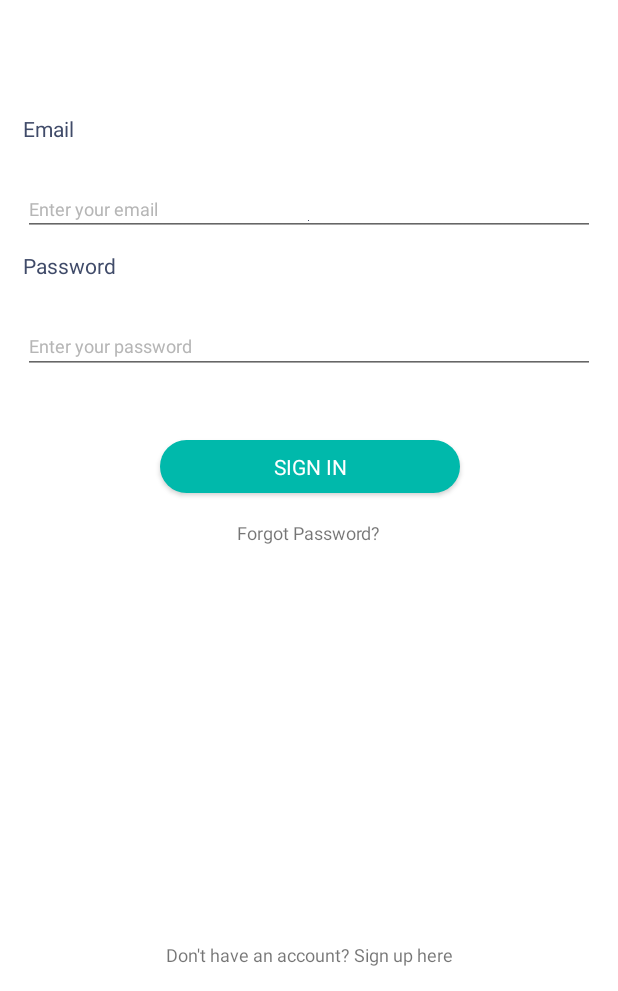
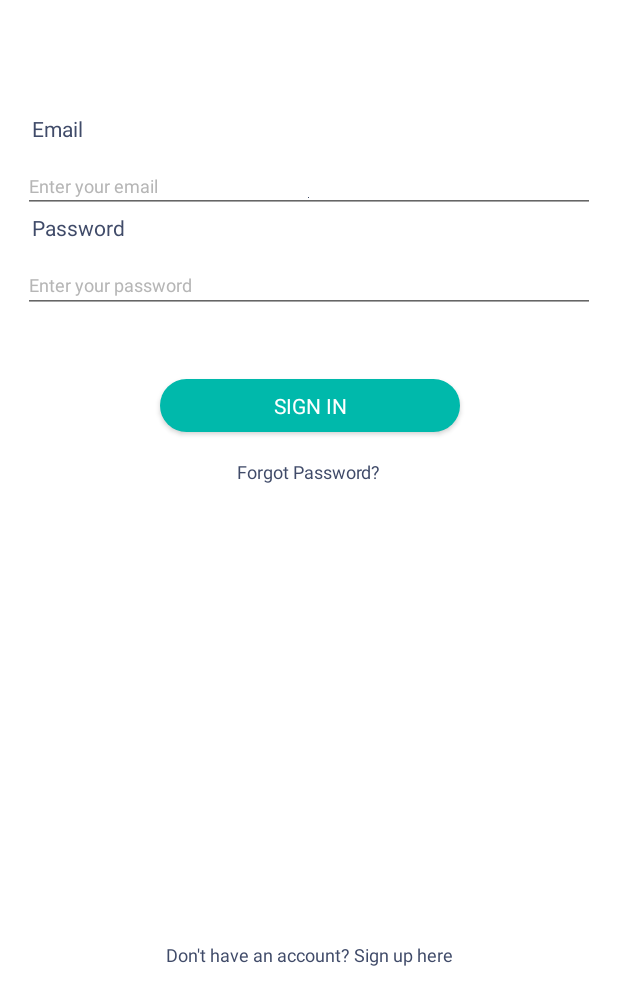
Before and after one commit to Gowdham88/Parking_Android, an Android app: the screen it shows after launch (SignInActivity), on a phone screen of 412 x 824 dp, the part 245-1236 px from its top. Run offline under Robolectric (Android 15) with nearby library versions, the phone set to English and light mode, and no system bars; our stand-ins replace Dagger/Hilt's generated code, Firebase (no records; nobody signed in at launch, a user with empty details on screens opened directly).

Commit message:
dont merge

```diff
--- a/app/src/main/java/com/pyrky_android/activity/SignInActivity.java
+++ b/app/src/main/java/com/pyrky_android/activity/SignInActivity.java
@@ -13,6 +13,7 @@ import android.util.Log;
 import android.view.View;
 import android.view.inputmethod.InputMethodManager;
 import android.widget.Button;
+import android.widget.EditText;
 import android.widget.RelativeLayout;
 import android.widget.TextView;
 import android.widget.Toast;
@@ -34,7 +35,7 @@ import com.pyrky_android.utils.Utils;
 
 public class SignInActivity extends AppCompatActivity {
     Context mContext = this;
-    TextInputEditText mEmail,mPassword;
+    EditText mEmail,mPassword;
     private FirebaseAuth mAuth;
     ProgressDialog progressDialog;
     RelativeLayout parentsigninlay;
--- a/app/src/main/res/layout/activity_sign_in.xml
+++ b/app/src/main/res/layout/activity_sign_in.xml
@@ -18,7 +18,8 @@
         android:layout_marginStart="15dp"
         android:layout_marginEnd="15dp"
         android:descendantFocusability="beforeDescendants"
-        android:focusableInTouchMode="true">
+        android:focusableInTouchMode="true"
+        android:id="@+id/linearLayout">
         <ImageView
             android:id="@+id/sigin_logo"
             android:layout_width="68dp"
@@ -34,8 +35,8 @@
             style="@style/NunitoBlackLight"
             android:layout_width="wrap_content"
             android:layout_height="wrap_content"
-            android:layout_marginBottom="25dp"
             android:layout_marginTop="76dp"
+            android:layout_marginLeft="6dp"
             android:text="@string/email"
             android:textColor="@color/booking_txtclr" />
        <!-- <android.support.design.widget.TextInputLayout
@@ -46,14 +47,14 @@
             android:layout_marginLeft="25dp"
             >-->
 
-            <android.support.design.widget.TextInputEditText
+            <EditText
+                android:layout_marginTop="10dp"
                 style="@style/NunitoBlackLight"
                 android:id="@+id/et_email"
                 android:layout_width="match_parent"
                 android:layout_height="wrap_content"
                 android:hint="@string/enter_your_email"
                 android:textColorHint="@color/email_txtclr"
-                android:ems="10"
                 android:drawableBottom="@color/booking_txtclr"
                 android:textSize="12sp"
                 android:nextFocusDown="@id/et_password"
@@ -64,21 +65,23 @@
         <!--</android.support.design.widget.TextInputLayout>-->
 
         <TextView
+            android:layout_marginLeft="6dp"
+            android:id="@+id/tx_password"
             style="@style/NunitoBlackLight"
-            android:id="@+id/tx_password"
             android:layout_width="wrap_content"
             android:layout_height="wrap_content"
-            android:layout_marginBottom="25dp"
+            android:layout_above="@+id/dont_have_account"
+            android:layout_alignStart="@+id/linearLayout"
             android:text="@string/password"
-            android:layout_marginTop="10dp"
-            android:textColor="@color/booking_txtclr"/>
+            android:textColor="@color/booking_txtclr" />
        <!-- <android.support.design.widget.TextInputLayout
             android:id="@+id/et_password_layout"
             android:layout_width="match_parent"
             android:layout_height="wrap_content"
             android:layout_marginRight="25dp"
             android:layout_marginLeft="25dp">-->
-            <android.support.design.widget.TextInputEditText
+            <EditText
+                android:layout_marginTop="10dp"
                 style="@style/NunitoBlackLight"
                 android:id="@+id/et_password"
                 android:layout_width="match_parent"
@@ -161,6 +164,7 @@
             android:layout_gravity="center_horizontal"
             android:layout_marginTop="18dp"
             android:layout_marginBottom="14dp"
+            android:textColor="@color/booking_txtclr"
             android:text="@string/forget_password"
             android:textSize="12sp" />
 
@@ -174,8 +178,8 @@
         android:text="@string/dont_have_account"
         android:textSize="12sp"
         android:layout_marginTop="110dp"
-        android:textColorHighlight="@color/white"
-        android:visibility="visible"
+        android:textColor="@color/booking_txtclr"
+         android:visibility="visible"
         android:layout_marginBottom="16dp"
         android:layout_alignParentBottom="true"
         />
```
